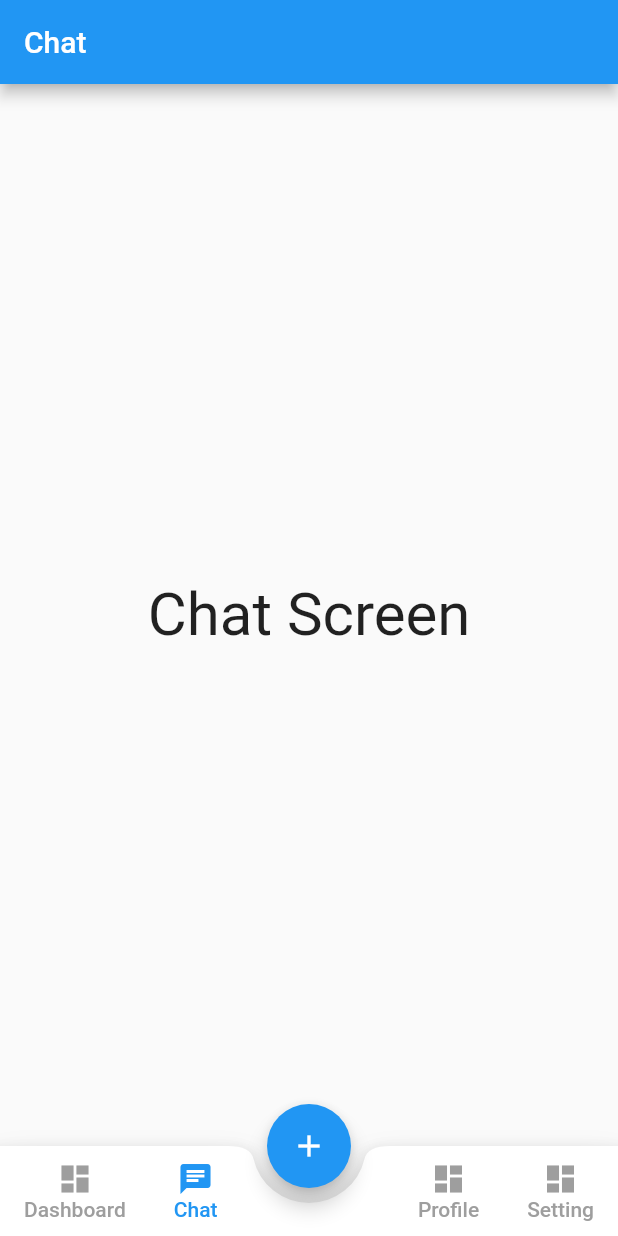
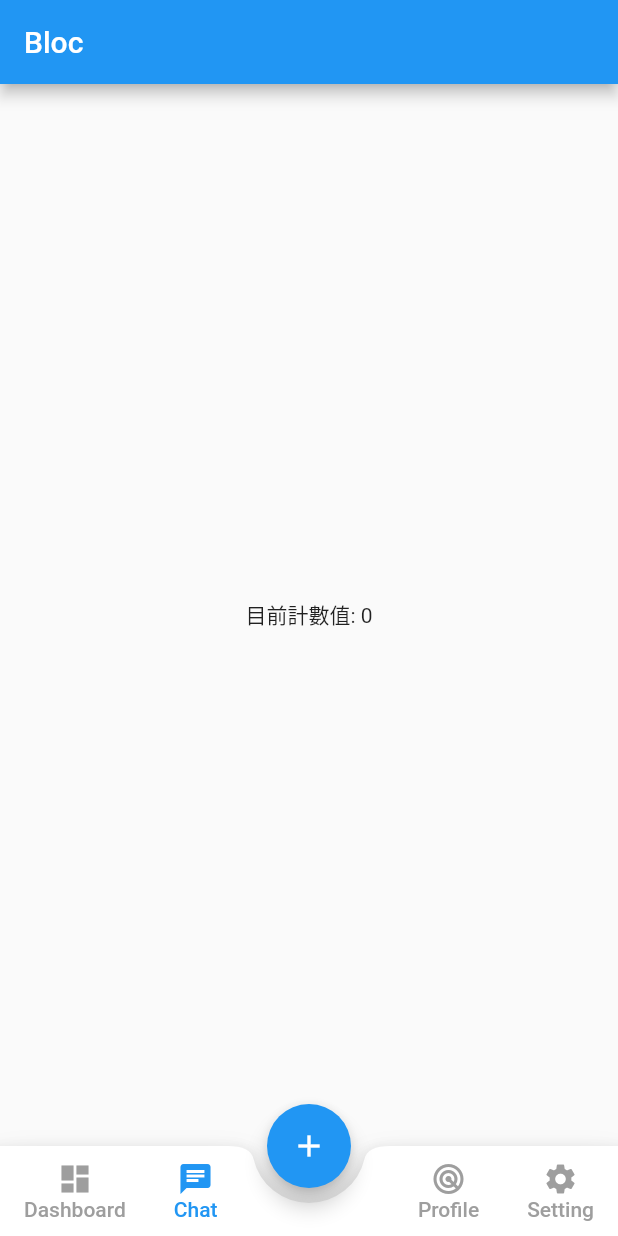
Before and after one commit to qn5566/travel_app, a Flutter app: the screen it shows after launch, item 2 of the bottom bar chosen, after a tap on "Dashboard", after a tap on "Chat", on a phone screen of 412 x 824 dp. Run offline on Flutter 3.47's test engine with Material 2 defaults, Android fonts, the phone set to English and light mode, and no system bars; our stand-ins replace bloc, equatable, flutter_bloc.

Commit message:
---試玩結束之備份---

```diff
--- /dev/null
+++ b/lib/bloc/counter_event.dart
@@ -0,0 +1,12 @@
+import 'package:equatable/equatable.dart';
+
+abstract class CounterEvent extends Equatable {
+  const CounterEvent();
+
+  @override
+  List<Object> get props => [];
+}
+
+class IncrementEvent extends CounterEvent {}
+
+class DecrementEvent extends CounterEvent {}
--- /dev/null
+++ b/lib/bloc/counter_state.dart
@@ -0,0 +1,10 @@
+import 'package:equatable/equatable.dart';
+import 'package:flutter/cupertino.dart';
+
+class CounterState extends Equatable {
+  final int counter;
+  const CounterState({required this.counter});
+
+  @override
+  List<Object> get props => [counter];
+}
--- /dev/null
+++ b/lib/bloc/post_bloc.dart
@@ -0,0 +1,9 @@
+class PostBloc {
+  int _state = 0;
+
+  get state => _state;
+
+  int increment() {
+    return _state++;
+  }
+}
--- /dev/null
+++ b/lib/bloc/post_provider.dart
@@ -0,0 +1,21 @@
+import 'package:flutter/cupertino.dart';
+import 'package:travel/bloc/post_bloc.dart';
+
+class PostProvider extends InheritedWidget {
+  final PostBloc postBloc = PostBloc();
+
+  PostProvider({super.key, required super.child});
+
+  // PostProvider({Key:key, Widget: child}):super(Key:key, child: child);
+
+  static PostBloc of(BuildContext context) {
+    return (context.dependOnInheritedWidgetOfExactType<PostProvider>(
+            aspect: PostProvider) as PostProvider)
+        .postBloc;
+  }
+
+  @override
+  bool updateShouldNotify(covariant InheritedWidget oldWidget) {
+    return true;
+  }
+}
--- /dev/null
+++ b/lib/config/app_model.dart
@@ -0,0 +1,16 @@
+import 'package:flutter/cupertino.dart';
+
+class AppModel with ChangeNotifier {
+  // 設定一個整數私有變數 _count的欄位，初值為零
+  int _count = 0;
+
+  //可以透過 Consumer 來獲得當下 count 值
+  int get count => _count;
+
+  //當點擊右下角＋ 浮動按鈕，會呼叫此方法
+  //此方法會將 _count 累加 1，並叫 notifyListeners
+  increment() {
+    _count++;
+    notifyListeners();
+  }
+}
--- /dev/null
+++ b/lib/config/bloc_model.dart
@@ -0,0 +1,29 @@
+import 'package:bloc/bloc.dart';
+
+/// A `CounterCubit` which manages an `int` as its state.
+class BlocObserver extends Cubit<int> {
+  /// The initial state of the `CounterCubit` is 0.
+  BlocObserver() : super(0);
+
+  /// When increment is called, the current state
+  /// of the cubit is accessed via `state` and
+  /// a new `state` is emitted via `emit`.
+  void increment() => emit(state + 1);
+}
+//
+// /// The events which `CounterBloc` will react to.
+// abstract class CounterEvent {}
+//
+// /// Notifies bloc to increment state.
+// class CounterIncrementPressed extends CounterEvent {}
+//
+// /// A `CounterBloc` which handles converting `CounterEvent`s into `int`s.
+// class CounterBloc extends Bloc<CounterEvent, int> {
+//   /// The initial state of the `CounterBloc` is 0.
+//   CounterBloc() : super(0) {
+//     /// When a `CounterIncrementPressed` event is added,
+//     /// the current `state` of the bloc is accessed via the `state` property
+//     /// and a new state is emitted via `emit`.
+//     on<CounterIncrementPressed>((event, emit) => emit(state + 1));
+//   }
+// }
--- /dev/null
+++ b/lib/config/bloc_observer.dart
@@ -0,0 +1,39 @@
+import 'package:bloc/bloc.dart';
+
+class SimpleBlocObserver extends BlocObserver {
+  @override
+  void onCreate(BlocBase bloc) {
+    super.onCreate(bloc);
+    print('onCreate -- bloc: ${bloc.runtimeType}');
+  }
+
+  @override
+  void onEvent(Bloc bloc, Object? event) {
+    super.onEvent(bloc, event);
+    print('onEvent -- bloc: ${bloc.runtimeType}, event: $event');
+  }
+
+  @override
+  void onChange(BlocBase bloc, Change change) {
+    super.onChange(bloc, change);
+    print('onChange -- bloc: ${bloc.runtimeType}, change: $change');
+  }
+
+  @override
+  void onTransition(Bloc bloc, Transition transition) {
+    super.onTransition(bloc, transition);
+    print('onTransition -- bloc: ${bloc.runtimeType}, transition: $transition');
+  }
+
+  @override
+  void onError(BlocBase bloc, Object error, StackTrace stackTrace) {
+    print('onError -- bloc: ${bloc.runtimeType}, error: $error');
+    super.onError(bloc, error, stackTrace);
+  }
+
+  @override
+  void onClose(BlocBase bloc) {
+    super.onClose(bloc);
+    print('onClose -- bloc: ${bloc.runtimeType}');
+  }
+}
--- a/lib/home.dart
+++ b/lib/home.dart
@@ -1,9 +1,16 @@
 import 'package:flutter/cupertino.dart';
 import 'package:flutter/material.dart';
+import 'package:flutter_bloc/flutter_bloc.dart';
+import 'package:provider/provider.dart';
+import 'package:travel/bloc/post_bloc.dart';
+import 'package:travel/bloc/post_provider.dart';
+import 'package:travel/config/app_model.dart';
 import 'package:travel/page/chat.dart';
 import 'package:travel/page/dashboard.dart';
 import 'package:travel/page/profile.dart';
 import 'package:travel/page/setting.dart';
+
+import 'bloc/counter_bloc.dart';
 
 class Home extends StatefulWidget {
   const Home({Key? key}) : super(key: key);
@@ -21,6 +28,14 @@ class _HomeState extends State<Home> {
     const Setting(),
   ];
 
+  late PostBloc _postBloc;
+
+  @override
+  void didChangeDependencies() {
+    super.didChangeDependencies();
+    _postBloc = PostProvider.of(context);
+  }
+
   final PageStorageBucket bucket = PageStorageBucket();
   Widget currentScreen = const Dashboard();
 
@@ -33,7 +48,16 @@ class _HomeState extends State<Home> {
       ),
       floatingActionButton: FloatingActionButton(
         child: const Icon(Icons.add),
-        onPressed: () {},
+        onPressed: () {
+          // 使用 Provider.of，並且將 listen 設定為 false(若沒設定，預設為 true)，
+          // 則不會再次調用 Widget 重新構建（ build ）畫面 ，更省效能。
+          Provider.of<AppModel>(context, listen: false).increment();
+
+          // final cubit = BlocObserver();
+          // cubit.increment();
+
+          _postBloc.increment();
+        },
       ),
       floatingActionButtonLocation: FloatingActionButtonLocation.centerDocked,
       bottomNavigationBar: BottomAppBar(
@@ -105,7 +129,11 @@ class _HomeState extends State<Home> {
                     minWidth: 40,
                     onPressed: () {
                       setState(() {
-                        currentScreen = const Profile();
+                        currentScreen = BlocProvider<CounterBloc>(
+                          create: (context) => CounterBloc(),
+                          child: Profile(),
+                        );
+                        // const Profile();
                         currentTab = 2;
                       });
                     },
@@ -113,7 +141,7 @@ class _HomeState extends State<Home> {
                       mainAxisAlignment: MainAxisAlignment.center,
                       children: [
                         Icon(
-                          Icons.dashboard,
+                          Icons.radar,
                           color: currentTab == 2 ? Colors.blue : Colors.grey,
                         ),
                         Text(
@@ -137,7 +165,7 @@ class _HomeState extends State<Home> {
                       mainAxisAlignment: MainAxisAlignment.center,
                       children: [
                         Icon(
-                          Icons.dashboard,
+                          Icons.settings,
                           color: currentTab == 3 ? Colors.blue : Colors.grey,
                         ),
                         Text(
--- a/lib/main.dart
+++ b/lib/main.dart
@@ -1,8 +1,17 @@
 import 'package:flutter/material.dart';
+import 'package:provider/provider.dart';
+import 'package:travel/config/app_model.dart';
 import 'package:travel/home.dart';
 
+import 'bloc/post_provider.dart';
+
 void main() {
-  runApp(const MyApp());
+  // Bloc.observer = SimpleBlocObserver();
+  runApp(
+    PostProvider(
+      child: const MyApp(),
+    ),
+  );
 }
 
 class MyApp extends StatelessWidget {
@@ -10,7 +19,11 @@ class MyApp extends StatelessWidget {
 
   @override
   Widget build(BuildContext context) {
-    return MaterialApp(
+    //在 widget 元件樹中的最上層，使用 provider ，方便傳遞到其他底層頁面
+    //建議採用 MultiProvider，因為一個 APP 很少一個 provider 就夠用，所以直接上 MultiProvider
+    return MultiProvider(
+        providers: [ChangeNotifierProvider.value(value: AppModel())],
+        child: MaterialApp(
           title: '旅遊',
           theme: ThemeData(
             primarySwatch: Colors.blue,
@@ -18,6 +31,6 @@ class MyApp extends StatelessWidget {
           ),
           home: const Home(),
           debugShowCheckedModeBanner: false,
-    );
+        ));
   }
 }
--- a/lib/page/chat.dart
+++ b/lib/page/chat.dart
@@ -1,4 +1,7 @@
 import 'package:flutter/material.dart';
+
+import '../bloc/post_bloc.dart';
+import '../bloc/post_provider.dart';
 
 class Chat extends StatefulWidget {
   const Chat({Key? key}) : super(key: key);
@@ -8,12 +11,32 @@ class Chat extends StatefulWidget {
 }
 
 class _ChatState extends State<Chat> {
+  late PostBloc _postBloc;
+
+  @override
+  void didChangeDependencies() {
+    super.didChangeDependencies();
+    _postBloc = PostProvider.of(context);
+    print("didChangeDependencies");
+  }
+
+
   @override
   Widget build(BuildContext context) {
+    /// Create a `BlocObserver` instance.
+    // final cubit = BlocObserver();
+
     return Scaffold(
-      appBar: AppBar(title: const Text('Chat')),
-      body: const Center(
-        child: Text('Chat Screen', style: TextStyle(fontSize: 40)),
+      appBar: AppBar(title: const Text('Bloc')),
+      body: Center(
+        child: Column(
+          mainAxisAlignment: MainAxisAlignment.center,
+          children: <Widget>[
+            Text(
+              '目前計數值: ${_postBloc.state}',
+            ),
+          ],
+        ),
       ),
     );
   }
--- a/lib/page/dashboard.dart
+++ b/lib/page/dashboard.dart
@@ -1,4 +1,6 @@
 import 'package:flutter/material.dart';
+import 'package:provider/provider.dart';
+import 'package:travel/config/app_model.dart';
 
 class Dashboard extends StatefulWidget {
   const Dashboard({Key? key}) : super(key: key);
@@ -10,10 +12,19 @@ class Dashboard extends StatefulWidget {
 class _DashboardState extends State<Dashboard> {
   @override
   Widget build(BuildContext context) {
+    //透過 Provider.of 來獲取資料
+    final counter = Provider.of<AppModel>(context);
     return Scaffold(
-      appBar: AppBar(title: const Text('Dashboard')),
-      body: const Center(
-        child: Text('Dashboard Screen', style: TextStyle(fontSize: 40)),
+      appBar: AppBar(title: const Text('Provider')),
+      body: Center(
+        child: Column(
+          mainAxisAlignment: MainAxisAlignment.center,
+          children: <Widget>[
+            Text(
+              '目前計數值: ${counter.count}',
+            ),
+          ],
+        ),
       ),
     );
   }
--- a/pubspec.yaml
+++ b/pubspec.yaml
@@ -31,6 +31,10 @@ environment:
 dependencies:
   flutter:
     sdk: flutter
+  provider: ^6.0.4
+  bloc: ^8.1.0
+  equatable: ^2.0.5
+  flutter_bloc: ^8.1.1
 
 
   # The following adds the Cupertino Icons font to your application.
```
Also changed, not shown: lib/bloc/counter_bloc.dart (added, +19 -0 lines), lib/page/profile.dart (+44 -2 lines), pubspec.lock. Lines whose indentation alone changed are shown as unchanged.
